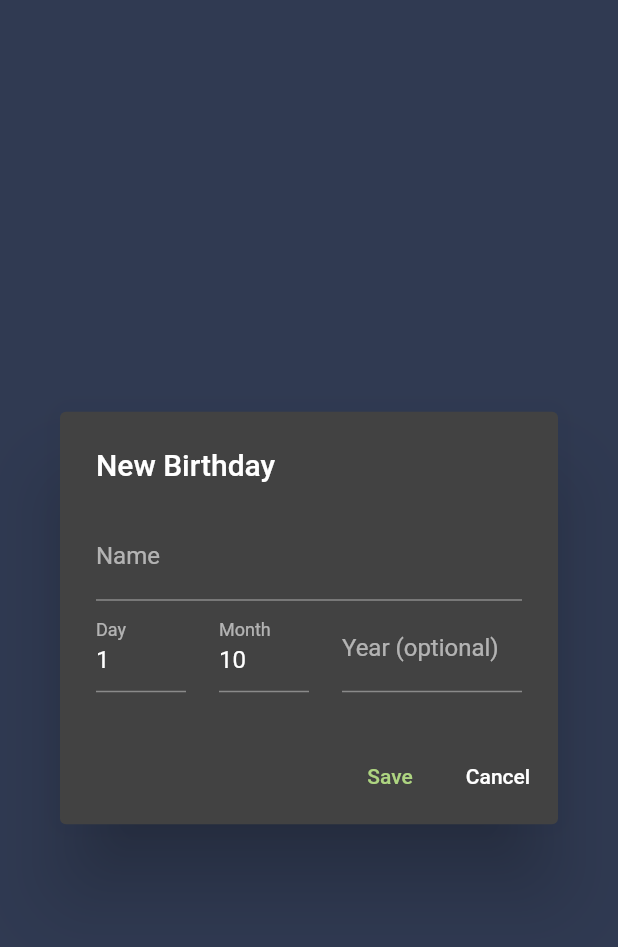
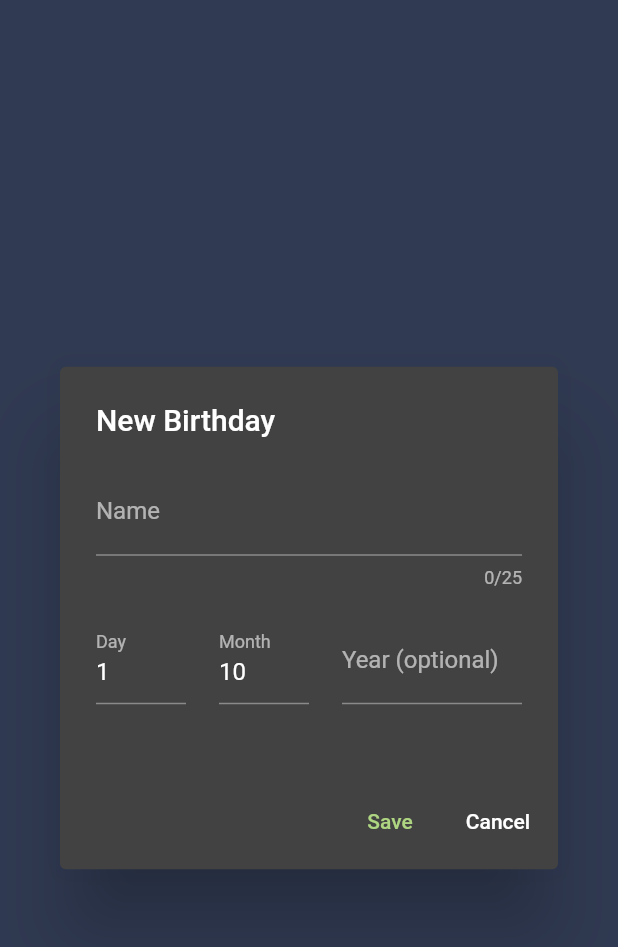
Before and after one commit to LUKEx76/happy_bird_day, a Flutter app: the BirthdayEditDialog widget shown alone on an empty page, opened directly, on a phone screen of 412 x 824 dp. Shown: the top 947 px of the screen. Run offline on Flutter 3.47's test engine with Material 2 defaults, Android fonts, the phone set to English and light mode, and no system bars; our stand-ins replace sqflite, table_calendar; accounts and stored records are empty.

Commit message:
Input Validation

```diff
--- a/lib/home/birthday_form/birthday_edit_dialog.dart
+++ b/lib/home/birthday_form/birthday_edit_dialog.dart
@@ -17,6 +17,7 @@ class BirthdayEditDialog extends StatefulWidget {
 
 class _BirthdayEditDialogState extends State<BirthdayEditDialog> {
   Birthday _birthday = Birthday();
+  GlobalKey<FormState> _formKey = GlobalKey<FormState>();
 
   @override
   void initState() {
@@ -38,8 +39,11 @@ class _BirthdayEditDialogState extends State<BirthdayEditDialog> {
           title: Text("New Birthday"),
           content: SizedBox(
             width: 300,
-            height: 120,
-            child: BirthdayForm(birthday: _birthday),
+            height: 180,
+            child: BirthdayForm(
+              birthday: _birthday,
+              formKey: _formKey,
+            ),
           ),
           actions: [
             TextButton(
@@ -48,9 +52,12 @@ class _BirthdayEditDialogState extends State<BirthdayEditDialog> {
                 style: TextStyle(color: colorPalette.successColor),
               ),
               onPressed: () {
-                Provider.of<BirthdayChangeNotifier>(context, listen: false)
-                    .upsertBirthday(_birthday);
-                Navigator.pop(context);
+                if (_formKey.currentState != null &&
+                    _formKey.currentState!.validate()) {
+                  Provider.of<BirthdayChangeNotifier>(context, listen: false)
+                      .upsertBirthday(_birthday);
+                  Navigator.pop(context);
+                }
               },
             ),
             TextButton(
--- a/lib/home/birthday_form/birthday_form.dart
+++ b/lib/home/birthday_form/birthday_form.dart
@@ -1,10 +1,12 @@
 import 'package:flutter/material.dart';
+import 'package:flutter/services.dart';
 import 'package:happy_bird_day/models/birthday.dart';
 
 class BirthdayForm extends StatefulWidget {
   final Birthday? birthday;
+  final GlobalKey<FormState> formKey;
 
-  BirthdayForm({this.birthday});
+  BirthdayForm({this.birthday, required this.formKey});
 
   @override
   _BirthdayFormState createState() => _BirthdayFormState();
@@ -21,19 +23,24 @@ class _BirthdayFormState extends State<BirthdayForm> {
     super.initState();
   }
 
-  //TODO: Validate Input (Make DateInput robust)
   @override
   Widget build(BuildContext context) {
     return Form(
+      key: widget.formKey,
       child: Column(
         mainAxisAlignment: MainAxisAlignment.spaceBetween,
         children: [
           TextFormField(
             initialValue: _birthday.name,
             maxLines: 1,
+            maxLength: 25,
+            maxLengthEnforcement: MaxLengthEnforcement.enforced,
             decoration: InputDecoration(labelText: "Name"),
+            validator: (input) {
+              if (input == null || input.isEmpty) return "!";
+            },
             onChanged: (value) => setState(
-              () => _birthday.name = value,
+              () => _birthday.name = value.trim(),
             ),
           ),
           Spacer(),
@@ -48,7 +55,18 @@ class _BirthdayFormState extends State<BirthdayForm> {
                       : _birthday.birthDay.toString(),
                   keyboardType: TextInputType.number,
                   maxLines: 1,
-                  decoration: InputDecoration(labelText: "Day"),
+                  maxLength: 2,
+                  maxLengthEnforcement: MaxLengthEnforcement.enforced,
+                  decoration: InputDecoration(
+                    labelText: "Day",
+                    counterText: " ",
+                  ),
+                  validator: (input) {
+                    if (input == null || input.isEmpty) return "!";
+                    if (int.tryParse(input.trim()) == null) return "!";
+                    int day = int.parse(input.trim());
+                    if (day < 1 || day > 31) return "!";
+                  },
                   onChanged: (value) => setState(
                       () => _birthday.birthDay = int.tryParse(value) ?? 0),
                 ),
@@ -61,7 +79,18 @@ class _BirthdayFormState extends State<BirthdayForm> {
                       : _birthday.birthMonth.toString(),
                   keyboardType: TextInputType.number,
                   maxLines: 1,
-                  decoration: InputDecoration(labelText: "Month"),
+                  maxLength: 2,
+                  maxLengthEnforcement: MaxLengthEnforcement.enforced,
+                  decoration: InputDecoration(
+                    labelText: "Month",
+                    counterText: " ",
+                  ),
+                  validator: (input) {
+                    if (input == null || input.isEmpty) return "!";
+                    if (int.tryParse(input.trim()) == null) return "!";
+                    int month = int.parse(input.trim());
+                    if (month < 1 || month > 12) return "!";
+                  },
                   onChanged: (value) => setState(
                       () => _birthday.birthMonth = int.tryParse(value) ?? 0),
                 ),
@@ -72,7 +101,19 @@ class _BirthdayFormState extends State<BirthdayForm> {
                   initialValue: _birthday.birthYear?.toString(),
                   keyboardType: TextInputType.number,
                   maxLines: 1,
-                  decoration: InputDecoration(labelText: "Year (optional)"),
+                  maxLength: 4,
+                  maxLengthEnforcement: MaxLengthEnforcement.enforced,
+                  decoration: InputDecoration(
+                    labelText: "Year (optional)",
+                    counterText: " ",
+                  ),
+                  validator: (input) {
+                    if (input != null && input.isNotEmpty) {
+                      if (int.tryParse(input.trim()) == null) return "!";
+                      int year = int.parse(input.trim());
+                      if (year < 1900 || year > DateTime.now().year) return "!";
+                    }
+                  },
                   onChanged: (value) =>
                       setState(() => _birthday.birthYear = int.tryParse(value)),
                 ),
--- a/lib/home/loading.dart
+++ b/lib/home/loading.dart
@@ -3,7 +3,6 @@ import 'package:flutter/material.dart';
 class Loading extends StatelessWidget {
   @override
   Widget build(BuildContext context) {
-    //TODO: Loading Animation
     return Center(
       child: Text("Loading..."),
     );
--- a/lib/main.dart
+++ b/lib/main.dart
@@ -19,8 +19,8 @@ void main() {
 }
 
 //TODO: Implement Notifications for todays BDays
-//TODO: Add Animations
 //TODO: Add AppIcon and PackageDomain
+//TODO: Add (Loading-)Animations
 //TODO: Implement Export/Import
 class BirdDayApp extends StatelessWidget {
   @override
```
Also changed, not shown: lib/home/birthday_form/birthday_detail_dialog.dart (+9 -9 lines), lib/services/db_service.dart (+1 -6 lines).
